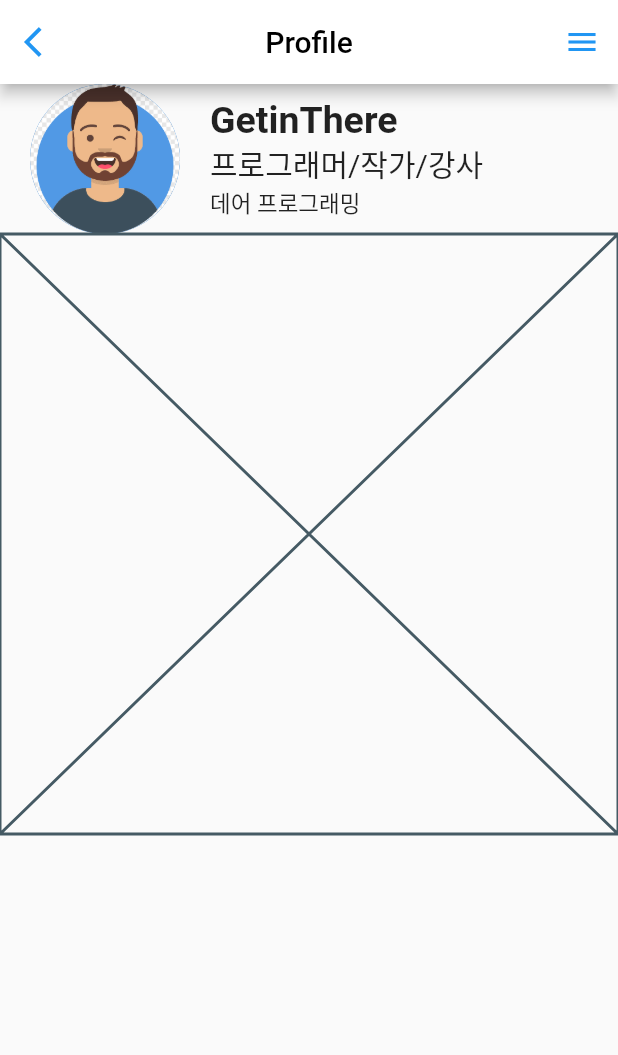
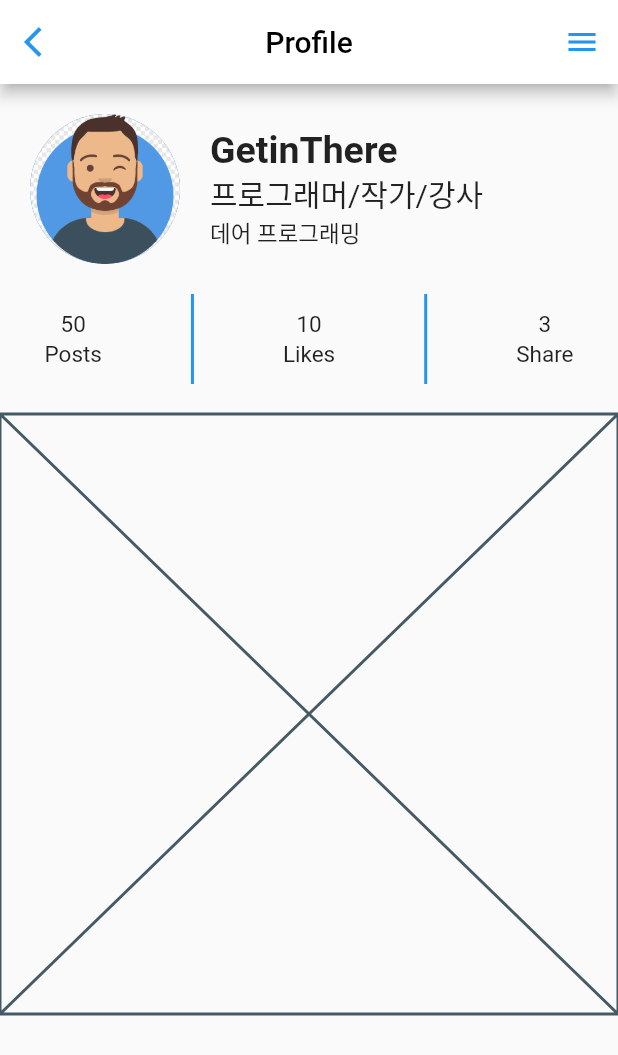
Before and after one commit to Hoseok-Seong/Flutter-Profile-Practice, a Flutter app: the screen it shows after launch, on a phone screen of 412 x 824 dp. Shown: the top 1055 px of the screen. Run offline on Flutter 3.47's test engine with Material 2 defaults, Android fonts, the phone set to English and light mode, and no system bars.

Commit message:
Profile Count Info Done

```diff
--- a/lib/components/profile_buttons.dart
+++ b/lib/components/profile_buttons.dart
@@ -0,0 +1,12 @@
+import 'package:flutter/cupertino.dart';
+
+class ProfileButtons extends StatelessWidget {
+  const ProfileButtons({Key? key}) : super(key: key);
+
+  @override
+  Widget build(BuildContext context) {
+    return Row(
+
+    );
+  }
+}
--- a/lib/components/profile_count_info.dart
+++ b/lib/components/profile_count_info.dart
@@ -0,0 +1,43 @@
+import 'package:flutter/material.dart';
+
+class ProfileCountInfo extends StatelessWidget {
+  const ProfileCountInfo({Key? key}) : super(key: key);
+
+  @override
+  Widget build(BuildContext context) {
+    return Row(
+      mainAxisAlignment: MainAxisAlignment.spaceAround,
+      children: [
+        _buildInfo("50", "Posts"),
+        _buildLine(),
+        _buildInfo("10", "Likes"),
+        _buildLine(),
+        _buildInfo("3", "Share"),
+      ],
+    );
+  }
+}
+
+Widget _buildInfo(String count, String title) {
+  return Column(
+    children: [
+      Text(
+        count,
+        style: TextStyle(fontSize: 15),
+      ),
+      SizedBox(height: 2),
+      Text(
+        title,
+        style: TextStyle(fontSize: 15),
+      )
+    ],
+  );
+}
+
+Widget _buildLine() {
+  return Container(
+    width: 2,
+    height: 60,
+    color: Colors.blue,
+  );
+}
--- a/lib/components/profile_header.dart
+++ b/lib/components/profile_header.dart
@@ -0,0 +1,54 @@
+import 'package:flutter/material.dart';
+
+class ProfileHeader extends StatelessWidget {
+  const ProfileHeader({Key? key}) : super(key: key);
+
+  @override
+  Widget build(BuildContext context) {
+    return Row(
+      children: [
+        SizedBox(width: 20),
+        _buildHeaderAvatar(),
+        SizedBox(width: 20),
+        _buildHeaderProfile(),
+      ],
+    );
+  }
+}
+
+Widget _buildHeaderProfile() {
+  return Column(
+    crossAxisAlignment: CrossAxisAlignment.start,
+    children: [
+      Text(
+        "GetinThere",
+        style: TextStyle(
+          fontSize: 25,
+          fontWeight: FontWeight.w700,
+        ),
+      ),
+      Text(
+        "프로그래머/작가/강사",
+        style: TextStyle(
+          fontSize: 20,
+        ),
+      ),
+      Text(
+        "데어 프로그래밍",
+        style: TextStyle(
+          fontSize: 15,
+        ),
+      ),
+    ],
+  );
+}
+
+Widget _buildHeaderAvatar() {
+  return SizedBox(
+    width: 100,
+    height: 100,
+    child: CircleAvatar(
+      backgroundImage: AssetImage("assets/avatar.png"),
+    ),
+  );
+}
--- a/lib/main.dart
+++ b/lib/main.dart
@@ -1,4 +1,6 @@
 import 'package:flutter/material.dart';
+import 'package:flutter_profile_practice/components/profile_count_info.dart';
+import 'package:flutter_profile_practice/components/profile_header.dart';
 import 'package:flutter_profile_practice/theme.dart';
 
 import 'components/profile_drawer.dart';
@@ -31,57 +33,15 @@ class ProfilePage extends StatelessWidget {
       appBar: _appBar(),
       body: Column(
         children: [
-          Row(
-            children: [
-              SizedBox(width: 20),
-              _buildHeaderAvatar(),
-              SizedBox(width: 20),
-              _buildHeaderProfile()
-            ],
-          ),
-          Row(),
-          Row(),
+          SizedBox(height: 20),
+          ProfileHeader(),
+          SizedBox(height: 20),
+          ProfileCountInfo(),
+          SizedBox(height: 20),
           ProfileTab(),
         ],
       ),
     );
-  }
-
-  Column _buildHeaderProfile() {
-    return Column(
-              crossAxisAlignment: CrossAxisAlignment.start,
-              children: [
-                Text(
-                  "GetinThere",
-                  style: TextStyle(
-                    fontSize: 25,
-                    fontWeight: FontWeight.w700,
-                  ),
-                ),
-                Text(
-                  "프로그래머/작가/강사",
-                  style: TextStyle(
-                    fontSize: 20,
-                  ),
-                ),
-                Text(
-                  "데어 프로그래밍",
-                  style: TextStyle(
-                    fontSize: 15,
-                  ),
-                ),
-              ],
-            );
-  }
-
-  SizedBox _buildHeaderAvatar() {
-    return SizedBox(
-              width: 100,
-              height: 100,
-              child: CircleAvatar(
-                backgroundImage: AssetImage("assets/avatar.png"),
-              ),
-            );
   }
 }
 
```
